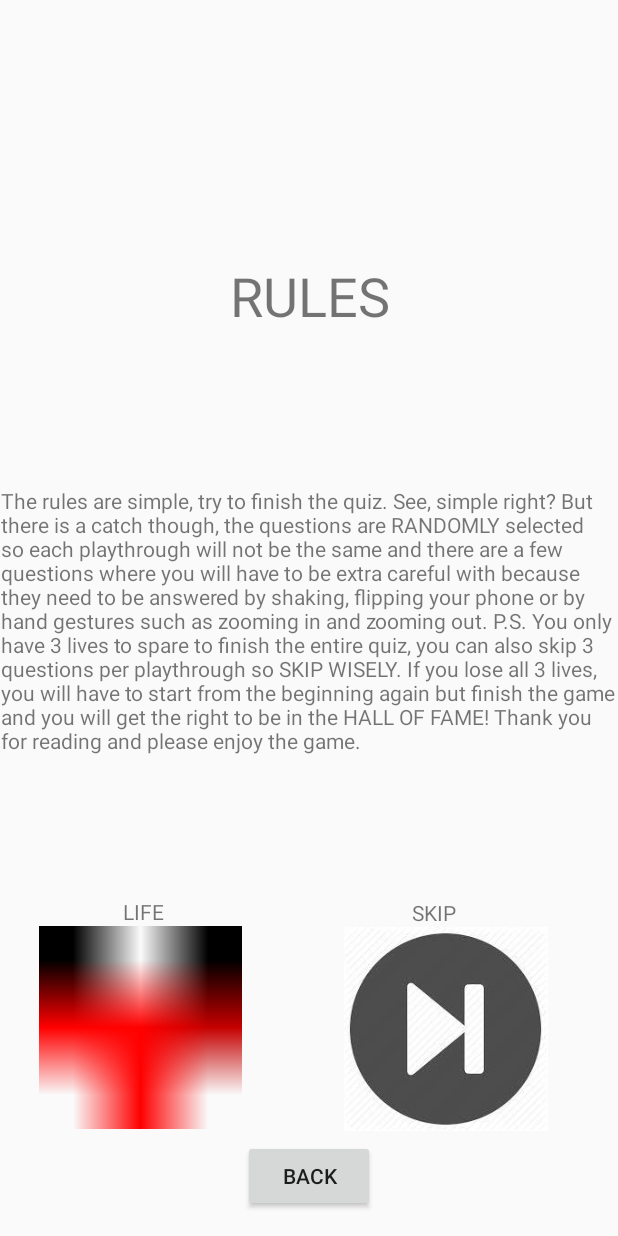
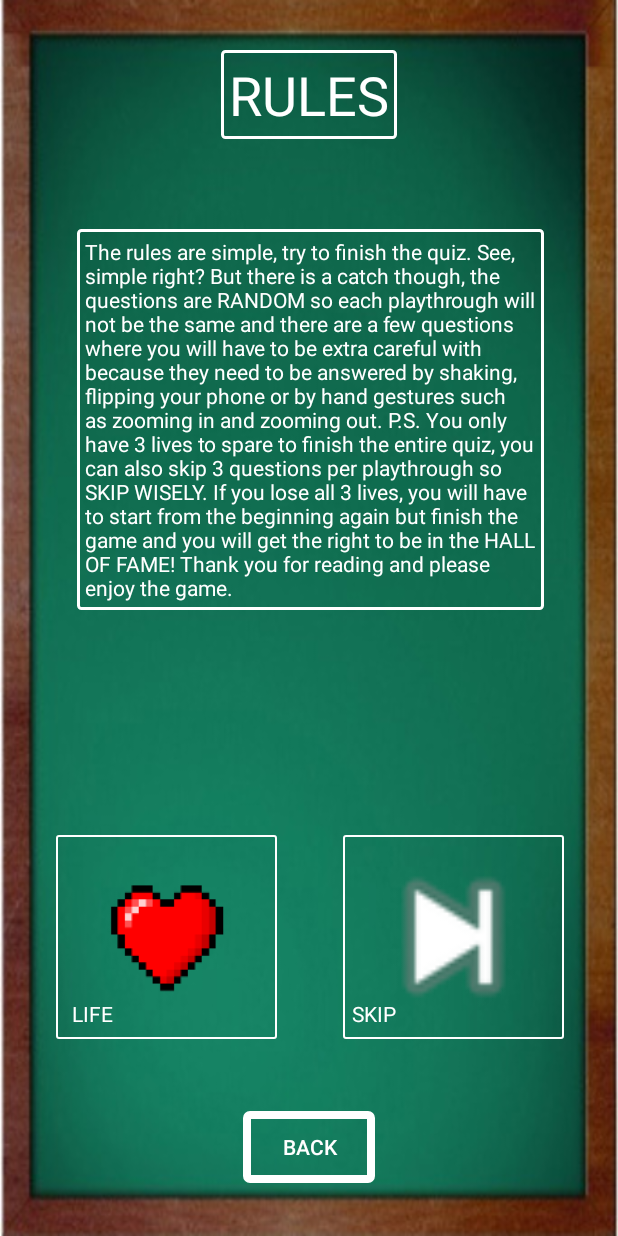
Before and after one commit to PengBanana/The-Incredible-Quiz, an Android app: the Rules screen opened directly, with no data from a screen before it, on a phone screen of 412 x 824 dp. Run offline under Robolectric (Android 15) with nearby library versions, the phone set to English and light mode, and no system bars.

Commit message:
update nanaman

```diff
--- a/app/src/main/res/layout/finishedgame.xml
+++ b/app/src/main/res/layout/finishedgame.xml
@@ -28,9 +28,10 @@
         android:layout_marginEnd="8dp"
         android:layout_marginStart="8dp"
         android:layout_marginTop="8dp"
-        android:background="@drawable/choicestrans"
+        android:background="@android:color/transparent"
         android:text="You Finished The Game"
         android:textColor="@android:color/white"
+        android:textSize="24sp"
         app:layout_constraintBottom_toBottomOf="parent"
         app:layout_constraintEnd_toEndOf="parent"
         app:layout_constraintStart_toStartOf="parent"
@@ -45,6 +46,7 @@
         android:layout_marginEnd="8dp"
         android:layout_marginStart="8dp"
         android:layout_marginTop="8dp"
+        android:maxLength="10"
         android:backgroundTint="@android:color/background_light"
         android:ems="10"
         android:hint="HALL OF FAMER"
--- a/app/src/main/res/layout/firstscreen.xml
+++ b/app/src/main/res/layout/firstscreen.xml
@@ -16,7 +16,7 @@
         android:text="The Incredible Quiz!"
         android:textAlignment="center"
         android:textAllCaps="true"
-        android:textColor="@color/colorPrimaryDark"
+        android:textColor="@android:color/black"
         android:textSize="42sp"
         android:textStyle="bold"
         app:layout_constraintEnd_toEndOf="parent"
--- a/app/src/main/res/layout/rules.xml
+++ b/app/src/main/res/layout/rules.xml
@@ -1,88 +1,131 @@
 <?xml version="1.0" encoding="utf-8"?>
-<android.support.constraint.ConstraintLayout
-    xmlns:android="http://schemas.android.com/apk/res/android"
+<android.support.constraint.ConstraintLayout xmlns:android="http://schemas.android.com/apk/res/android"
     xmlns:app="http://schemas.android.com/apk/res-auto"
     xmlns:tools="http://schemas.android.com/tools"
     android:layout_width="match_parent"
-    android:layout_height="match_parent">
+    android:layout_height="match_parent"
+    android:background="@drawable/temp">
 
     <TextView
         android:id="@+id/textView5"
         android:layout_width="wrap_content"
         android:layout_height="wrap_content"
-        android:layout_marginBottom="446dp"
-        android:layout_marginEnd="138dp"
-        android:layout_marginStart="139dp"
-        android:layout_marginTop="16dp"
+        android:layout_marginBottom="8dp"
+        android:layout_marginEnd="8dp"
+        android:layout_marginStart="8dp"
+        android:layout_marginTop="8dp"
+        android:background="@drawable/questiontrans"
+        android:padding="5dp"
         android:text="RULES"
+        android:textColor="@android:color/white"
         android:textSize="36sp"
         app:layout_constraintBottom_toBottomOf="parent"
         app:layout_constraintEnd_toEndOf="parent"
         app:layout_constraintStart_toStartOf="parent"
-        app:layout_constraintTop_toTopOf="parent" />
+        app:layout_constraintTop_toTopOf="parent"
+        app:layout_constraintVertical_bias="0.034" />
 
     <TextView
         android:id="@+id/textView6"
-        android:layout_width="wrap_content"
+        android:layout_width="311dp"
         android:layout_height="wrap_content"
-        android:layout_marginBottom="232dp"
+        android:layout_marginBottom="8dp"
         android:layout_marginEnd="8dp"
-        android:layout_marginStart="16dp"
-        android:layout_marginTop="13dp"
-        android:text="The rules are simple, try to finish the quiz. See, simple right? But there is a catch though, the questions are RANDOMLY selected  so each playthrough will not be the same and there are a few questions where you will have to be extra careful with because they need to be answered by shaking, flipping your phone or by hand gestures such as zooming in and zooming out. P.S. You only have 3 lives to spare to finish the entire quiz, you can also skip 3 questions per playthrough so SKIP WISELY. If you lose all 3 lives, you will have to start from the beginning again but finish the game and you will get the right to be in the HALL OF FAME! Thank you for reading and please enjoy the game. "
+        android:layout_marginStart="8dp"
+        android:layout_marginTop="8dp"
+        android:background="@drawable/questiontrans"
+        android:padding="5dp"
+        android:text="The rules are simple, try to finish the quiz. See, simple right? But there is a catch though, the questions are RANDOM so each playthrough will not be the same and there are a few questions where you will have to be extra careful with because they need to be answered by shaking, flipping your phone or by hand gestures such as zooming in and zooming out. P.S. You only have 3 lives to spare to finish the entire quiz, you can also skip 3 questions per playthrough so SKIP WISELY. If you lose all 3 lives, you will have to start from the beginning again but finish the game and you will get the right to be in the HALL OF FAME! Thank you for reading and please enjoy the game. "
+        android:textColor="@android:color/white"
         app:layout_constraintBottom_toBottomOf="parent"
         app:layout_constraintEnd_toEndOf="parent"
-        app:layout_constraintHorizontal_bias="0.666"
+        app:layout_constraintHorizontal_bias="0.508"
         app:layout_constraintStart_toStartOf="parent"
-        app:layout_constraintTop_toBottomOf="@+id/textView5" />
+        app:layout_constraintTop_toTopOf="parent"
+        app:layout_constraintVertical_bias="0.261" />
 
     <ImageView
         android:id="@+id/imageView2"
-        android:layout_width="155dp"
-        android:layout_height="135dp"
-        android:layout_marginBottom="7dp"
-        android:layout_marginStart="16dp"
-        app:layout_constraintBottom_toTopOf="@+id/button4"
+        android:layout_width="147dp"
+        android:layout_height="136dp"
+        android:layout_marginBottom="8dp"
+        android:layout_marginEnd="8dp"
+        android:layout_marginStart="36dp"
+        android:layout_marginTop="8dp"
+        android:background="@drawable/choicestrans"
+        app:layout_constraintBottom_toBottomOf="parent"
+        app:layout_constraintEnd_toEndOf="parent"
+        app:layout_constraintHorizontal_bias="0.005"
         app:layout_constraintStart_toStartOf="parent"
-        app:srcCompat="@mipmap/heart" />
+        app:layout_constraintTop_toTopOf="parent"
+        app:layout_constraintVertical_bias="0.816"
+        app:srcCompat="@mipmap/ic_launcher_foreground" />
 
     <ImageView
         android:id="@+id/imageView3"
         android:layout_width="147dp"
         android:layout_height="136dp"
-        android:layout_marginBottom="6dp"
-        android:layout_marginEnd="41dp"
-        app:layout_constraintBottom_toTopOf="@+id/button4"
+        android:layout_marginBottom="8dp"
+        android:layout_marginEnd="36dp"
+        android:layout_marginStart="8dp"
+        android:layout_marginTop="8dp"
+        android:background="@drawable/choicestrans"
+        app:layout_constraintBottom_toBottomOf="parent"
         app:layout_constraintEnd_toEndOf="parent"
-        app:srcCompat="@mipmap/skip" />
+        app:layout_constraintHorizontal_bias="1.0"
+        app:layout_constraintStart_toStartOf="parent"
+        app:layout_constraintTop_toTopOf="parent"
+        app:layout_constraintVertical_bias="0.816"
+        app:srcCompat="@android:drawable/ic_media_next" />
 
     <TextView
         android:id="@+id/textView7"
         android:layout_width="wrap_content"
         android:layout_height="wrap_content"
-        android:layout_marginStart="82dp"
+        android:layout_marginBottom="8dp"
+        android:layout_marginEnd="8dp"
+        android:layout_marginStart="8dp"
+        android:layout_marginTop="8dp"
         android:text="LIFE"
-        app:layout_constraintBottom_toTopOf="@+id/imageView2"
-        app:layout_constraintStart_toStartOf="parent" />
+        android:textColor="@android:color/white"
+        app:layout_constraintBottom_toBottomOf="parent"
+        app:layout_constraintEnd_toEndOf="parent"
+        app:layout_constraintHorizontal_bias="0.108"
+        app:layout_constraintStart_toStartOf="parent"
+        app:layout_constraintTop_toTopOf="parent"
+        app:layout_constraintVertical_bias="0.834" />
 
     <TextView
         android:id="@+id/textView8"
         android:layout_width="wrap_content"
         android:layout_height="wrap_content"
-        android:layout_marginEnd="108dp"
+        android:layout_marginBottom="8dp"
+        android:layout_marginEnd="8dp"
+        android:layout_marginStart="8dp"
+        android:layout_marginTop="8dp"
         android:text="SKIP"
-        app:layout_constraintBottom_toTopOf="@+id/imageView3"
-        app:layout_constraintEnd_toEndOf="parent" />
+        android:textColor="@android:color/white"
+        app:layout_constraintBottom_toBottomOf="parent"
+        app:layout_constraintEnd_toEndOf="parent"
+        app:layout_constraintHorizontal_bias="0.619"
+        app:layout_constraintStart_toStartOf="parent"
+        app:layout_constraintTop_toTopOf="parent"
+        app:layout_constraintVertical_bias="0.834" />
 
     <Button
         android:id="@+id/button4"
         android:layout_width="wrap_content"
         android:layout_height="wrap_content"
-        android:layout_marginBottom="16dp"
-        android:layout_marginEnd="148dp"
-        android:layout_marginStart="148dp"
+        android:layout_marginBottom="8dp"
+        android:layout_marginEnd="8dp"
+        android:layout_marginStart="8dp"
+        android:layout_marginTop="8dp"
+        android:background="@drawable/buttrans"
         android:text="BACK"
+        android:textColor="@android:color/white"
         app:layout_constraintBottom_toBottomOf="parent"
         app:layout_constraintEnd_toEndOf="parent"
-        app:layout_constraintStart_toStartOf="parent" />
+        app:layout_constraintStart_toStartOf="parent"
+        app:layout_constraintTop_toTopOf="parent"
+        app:layout_constraintVertical_bias="0.964" />
 </android.support.constraint.ConstraintLayout>
--- a/app/src/main/res/values/colors.xml
+++ b/app/src/main/res/values/colors.xml
@@ -1,6 +1,6 @@
 <?xml version="1.0" encoding="utf-8"?>
 <resources>
     <color name="colorPrimary">#006400</color>
-    <color name="colorPrimaryDark">#111111</color>
+    <color name="colorPrimaryDark">#ffffff</color>
     <color name="colorAccent">#FF4081</color>
 </resources>
```
Also changed, not shown: app/src/main/res/layout/gameover.xml (+13 -7 lines), app/src/main/res/layout/halloffame.xml (+13 -3 lines), app/src/main/res/layout/startgame.xml (+5 -9 lines), app/src/main/res/layout/user_details.xml (+17 -3 lines), app/src/main/res/drawable/go.jpg (added), app/src/main/res/drawable/hoff.jpg (added), app/src/main/res/drawable/temp.jpg (added).
